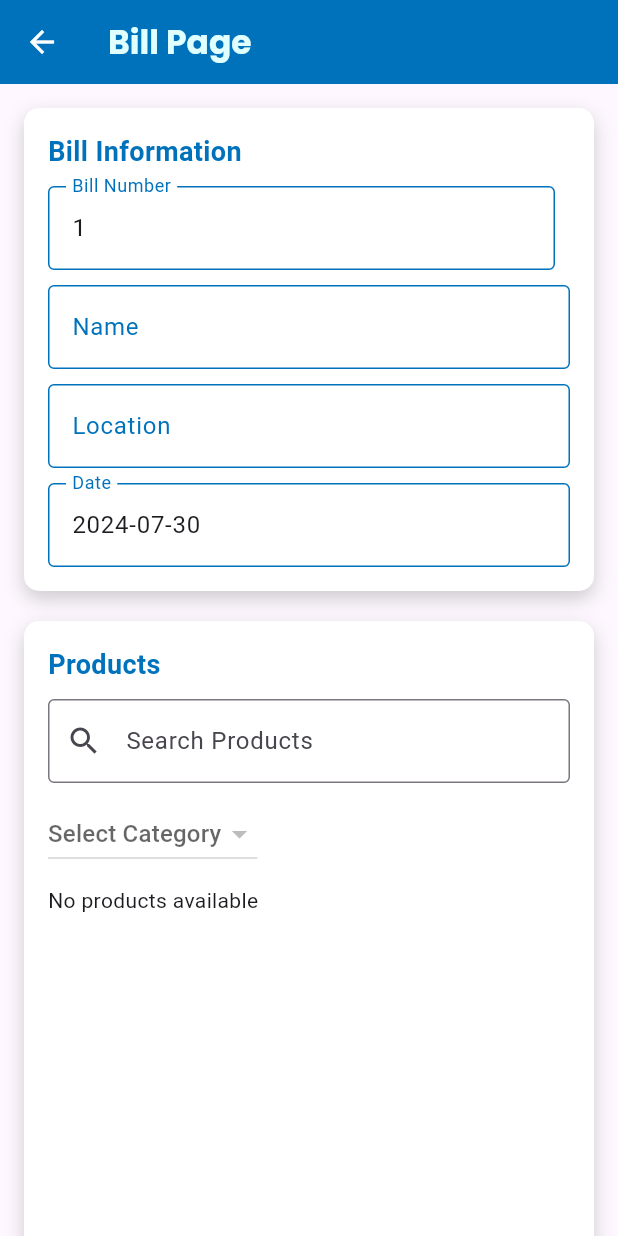
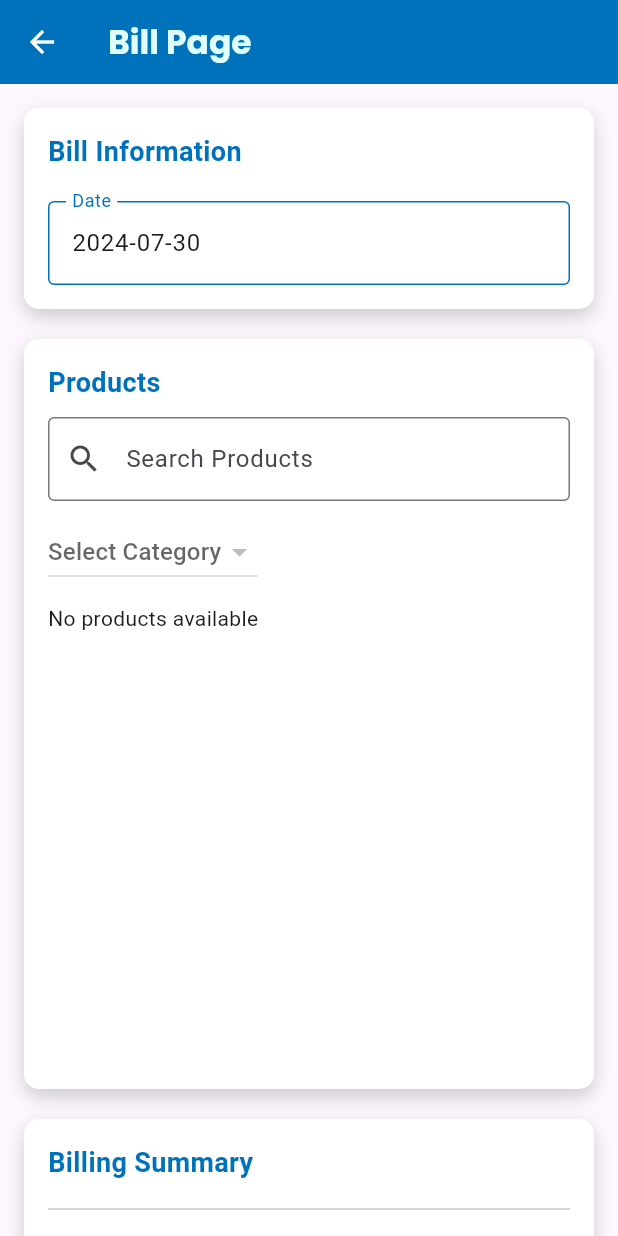
Before and after one commit to MobileSamadhi/New_Restaurant, a Flutter app: the AddProduct screen opened directly, after a tap on the "arrow back" icon, after a tap on the "receipt" icon, on a phone screen of 412 x 824 dp. Run offline on Flutter 3.47's test engine with Material 3 defaults, Android fonts, the phone set to English and light mode, and no system bars; our stand-ins replace google_fonts, image_picker, printing, sqflite; missing offline and left inert: blue_thermal_printer; accounts and stored records are empty.

Commit message:
added  bill id error fixed commit

```diff
--- a/lib/JsonModels/add_product_model.dart
+++ b/lib/JsonModels/add_product_model.dart
@@ -58,4 +58,9 @@ class AddProductModel {
       noteImage: map['noteImage'],
     );
   }
+
+  @override
+  String toString() {
+    return 'AddProductModel(noteId: $noteId, noteTitle: $noteTitle, notePrice: $notePrice, noteContent: $noteContent, noteCategory: $noteCategory, date: $date, time: $time, noteStock: $noteStock, saleStock: $saleStock, availableStock: $availableStock, noteImage: $noteImage)';
+  }
 }
--- a/lib/SQLite/cart_db.dart
+++ b/lib/SQLite/cart_db.dart
@@ -70,4 +70,21 @@ class CartDatabaseHelper {
     WHERE date BETWEEN ? AND ?
   ''', [startDate, endDate]);
   }
+
+
+  Future<int> getLatestBillNumber() async {
+    final db = await database;
+    final result = await db.rawQuery('SELECT billId FROM cart ORDER BY billId DESC LIMIT 1');
+    if (result.isNotEmpty) {
+      return result.first['billId'] as int;
+    } else {
+      return 0; // No bills found, start with 0
+    }
+  }
+
+  Future<void> insertPayment( ) async {
+    // Insert payment method
+    final db = await database;
+    await db.insert('payments', {/* payment details */});
+  }
 }
--- a/lib/Views/bill_page.dart
+++ b/lib/Views/bill_page.dart
@@ -18,7 +18,7 @@ class BillingPage extends StatefulWidget {
 }
 
 class _BillingPageState extends State<BillingPage> {
-  static int billCounter = 1;
+  static int billCounter = 0;
   late String billNumber;
   late int billId;
   late Future<List<AddProductModel>> products; // Use AddProductModel
@@ -31,8 +31,7 @@ class _BillingPageState extends State<BillingPage> {
   @override
   void initState() {
     super.initState();
-    billNumber = billCounter.toString();
-    billId = billCounter; // Initialize billId
+    _getLatestBillNumber();
     products = AddProductDb().getProducts(); // Fetch the products from SQLite database
     products.then((productList) {
       setState(() {
@@ -46,6 +45,15 @@ class _BillingPageState extends State<BillingPage> {
   void dispose() {
     productSearchController.dispose();
     super.dispose();
+  }
+
+  Future<void> _getLatestBillNumber() async {
+    final dbCartHelper = CartDatabaseHelper(); // Ensure this is the correct instance
+    int latestBillNumber = await dbCartHelper.getLatestBillNumber();
+    setState(() {
+      billNumber = (latestBillNumber + 1).toString(); // Set new bill number
+      billId = latestBillNumber + 1; // Initialize billId
+    });
   }
 
   void _filterProducts() {
@@ -156,6 +164,8 @@ class _BillingPageState extends State<BillingPage> {
                         'quantity': quantity,
                         'price': product.notePrice,
                       }); // Insert the product into the SQLite database
+                      // Update bill number for next transaction
+                      _getLatestBillNumber();
                     }
                   },
                   child: Text('Add to Cart'),
@@ -191,8 +201,7 @@ class _BillingPageState extends State<BillingPage> {
       if (value == true) {
         setState(() {
           billCounter++; // Increment bill counter only after successful payment
-          billNumber = billCounter.toString();
-          billId = billCounter;
+          _getLatestBillNumber();
           cart.clear(); // Clear the cart
           discount = 0.0; // Reset discount
           productSearchController.clear(); // Clear the search field
@@ -204,7 +213,7 @@ class _BillingPageState extends State<BillingPage> {
           context,
           MaterialPageRoute(
             builder: (context) => PrintBillPage(
-              items: cart,
+              cart: cart,
               address: '117 Galle Rd, Colombo 00400',
               billNumber: billNumber,
               dateTime: DateTime.now(),
@@ -284,16 +293,6 @@ class _BillingPageState extends State<BillingPage> {
             style: TextStyle(fontSize: 18, fontWeight: FontWeight.bold, color: Color(0xFF0072BC)),
           ),
           const SizedBox(height: 10),
-          Row(
-            children: [
-              Expanded(child: buildTextField('Bill Number', initialValue: billNumber, readOnly: true)),
-              const SizedBox(width: 10),
-            ],
-          ),
-          const SizedBox(height: 10),
-          buildTextField('Name'),
-          const SizedBox(height: 10),
-          buildTextField('Location'),
           const SizedBox(height: 10),
           buildTextField('Date', initialValue: DateFormat('yyyy-MM-dd').format(DateTime.now()), readOnly: true),
         ],
@@ -513,13 +512,8 @@ class _BillingPageState extends State<BillingPage> {
             style: TextStyle(fontSize: 18, fontWeight: FontWeight.bold, color: Color(0xFF0072BC)),
           ),
           const SizedBox(height: 10),
-          ...cart.map((item) {
-            return buildSummaryRow(
-              '${item['product'].noteTitle} x${item['quantity']}',
-              '${(item['product'].notePrice * item['quantity']).toStringAsFixed(2)}',
-            );
-          }).toList(),
           const Divider(),
+          buildSummaryRow('Bill Number', billNumber),
           buildSummaryRow('Gross Amount', '${grossAmount.toStringAsFixed(2)}'),
           buildSummaryRow('Discount', '-${discount.toStringAsFixed(2)}'),
           buildSummaryRow('Net Amount', '${netAmount.toStringAsFixed(2)}'),
@@ -533,33 +527,22 @@ class _BillingPageState extends State<BillingPage> {
                 borderSide: BorderSide(color: Color(0xFF0072BC)),
               ),
             ),
-            keyboardType: TextInputType.numberWithOptions(decimal: true),
+            keyboardType: TextInputType.number,
             onChanged: (value) {
               setState(() {
-                discount = double.tryParse(value) ?? 0.0;
+                discount = double.tryParse(value) ?? 0.0; // Handle discount value parsing
               });
             },
           ),
           const SizedBox(height: 10),
-          Row(
-            children: [
-              Expanded(
-                child: ElevatedButton(
-                  onPressed: () {
-                    handlePayBill(netAmount); // Use the updated method
-                  },
-                  style: ElevatedButton.styleFrom(backgroundColor: Colors.green),
+          ElevatedButton(
+            onPressed: () => handlePayBill(netAmount),
             child: const Text('Pay Bill'),
-                ),
-              ),
-              const SizedBox(width: 10),
-            ],
           ),
         ],
       ),
     );
   }
-
   Widget buildSummaryRow(String label, String value) {
     return Padding(
       padding: const EdgeInsets.symmetric(vertical: 5.0),
```
Also changed, not shown: lib/Views/payment_page.dart (+37 -6 lines), lib/Views/print_bill.dart (+12 -7 lines). Lines whose indentation alone changed are shown as unchanged.
